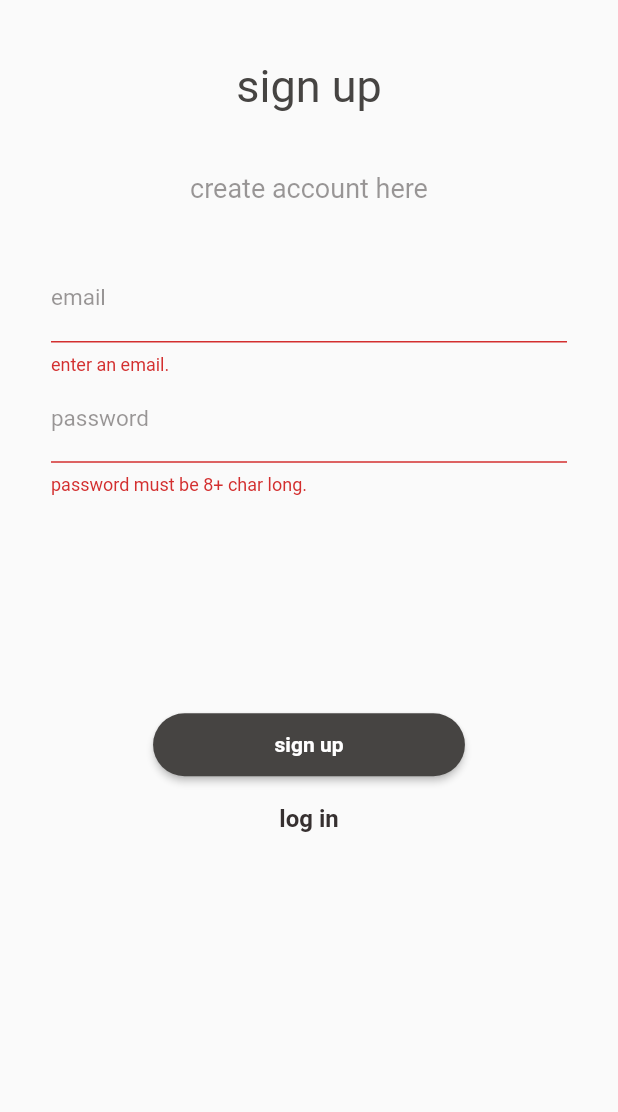
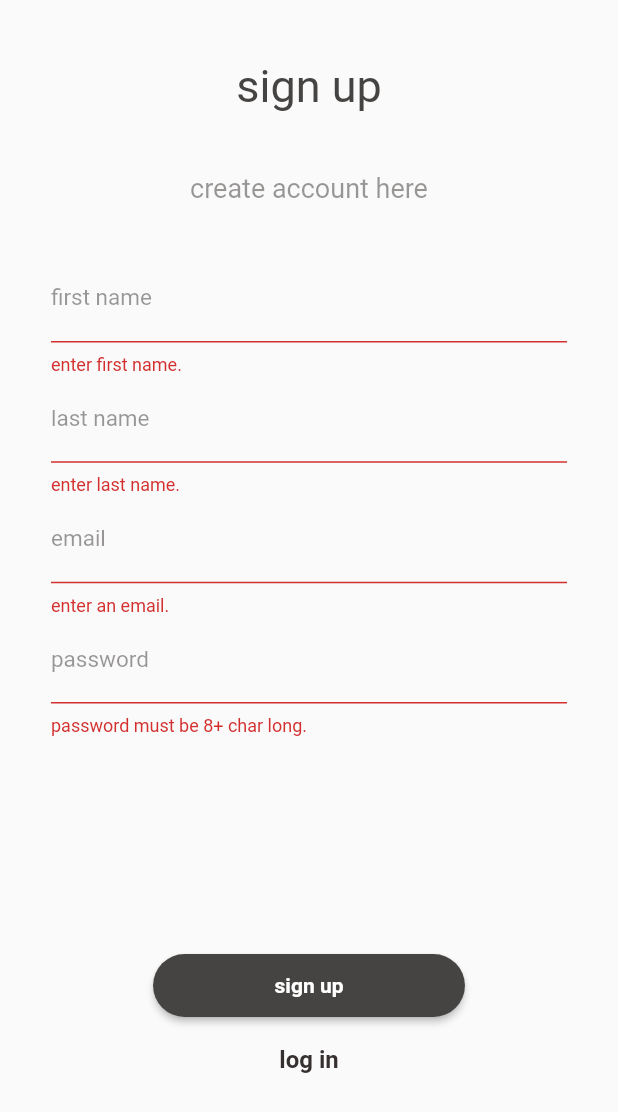
Before and after one commit to sandeeptank52/Flutter-Firebase-Demo, a Flutter app: the SignUp screen opened by its route, after a tap on "sign up", on a phone screen of 412 x 824 dp. Shown: the top 1112 px of the screen. Run offline on Flutter 3.47's test engine with Material 2 defaults, Android fonts, the phone set to English and light mode, and no system bars; our stand-ins replace cloud_firestore, firebase_auth, firebase_core, flutter_spinkit; accounts and stored records are empty.

Commit message:
added first name and last name in sign up

```diff
--- a/lib/services/auth_service.dart
+++ b/lib/services/auth_service.dart
@@ -26,11 +26,13 @@ class AuthService {
     }
   }
 
-  Future signUp(String email, String password) async {
+  Future signUp(
+      String name, String lName, String email, String password) async {
     try {
       UserCredential result = await _auth.createUserWithEmailAndPassword(
           email: email, password: password);
-      await FireStoreDatabaseService(result.user.uid).updateUserData(email);
+      await FireStoreDatabaseService(result.user.uid)
+          .updateUserData(email, name, lName);
       return _getAuthUser(result.user);
     } catch (e) {
       return "${e.toString()}";
--- a/lib/services/firestore_database_service.dart
+++ b/lib/services/firestore_database_service.dart
@@ -8,8 +8,10 @@ class FireStoreDatabaseService {
   final userReference = FirebaseFirestore.instance.collection("users");
   final newsReference = FirebaseFirestore.instance.collection("news");
 
-  Future updateUserData(String email) {
-    return userReference.doc(uid).set({'email': email});
+  Future updateUserData(String email, String fname, String lname) {
+    return userReference
+        .doc(uid)
+        .set({'email': email, 'first name': fname, 'last name': lname});
   }
 
   Stream<QuerySnapshot> get userDetail {
--- a/lib/ui/signup_page.dart
+++ b/lib/ui/signup_page.dart
@@ -15,6 +15,8 @@ class SignUp extends StatefulWidget {
 class _SignUpState extends State<SignUp> {
   var emailController = TextEditingController();
   var passwordController = TextEditingController();
+  var fNameController = TextEditingController();
+  var lNameController = TextEditingController();
 
   final _formKey = GlobalKey<FormState>();
 
@@ -51,8 +53,27 @@ class _SignUpState extends State<SignUp> {
                         key: _formKey,
                         child: Column(
                           children: [
-                            Container(
-                              child: TextFormField(
+                            TextFormField(
+                              validator: (value) =>
+                                  (value.isEmpty) ? "enter first name." : null,
+                              controller: fNameController,
+                              decoration: InputDecoration(
+                                  labelText: 'first name',
+                                  labelStyle: TextStyle(
+                                      fontSize: 15.0,
+                                      color: Color.fromRGBO(54, 48, 48, 0.5))),
+                            ),
+                            TextFormField(
+                              validator: (value) =>
+                                  (value.isEmpty) ? "enter last name." : null,
+                              controller: lNameController,
+                              decoration: InputDecoration(
+                                  labelText: 'last name',
+                                  labelStyle: TextStyle(
+                                      fontSize: 15.0,
+                                      color: Color.fromRGBO(54, 48, 48, 0.5))),
+                            ),
+                            TextFormField(
                               validator: (value) =>
                                   (value.isEmpty) ? "enter an email." : null,
                               controller: emailController,
@@ -60,12 +81,9 @@ class _SignUpState extends State<SignUp> {
                                   labelText: 'email',
                                   labelStyle: TextStyle(
                                       fontSize: 15.0,
-                                        color:
-                                            Color.fromRGBO(54, 48, 48, 0.5))),
+                                      color: Color.fromRGBO(54, 48, 48, 0.5))),
                             ),
-                            ),
-                            Container(
-                              child: TextFormField(
+                            TextFormField(
                               validator: (value) => (value.length < 8)
                                   ? "password must be 8+ char long."
                                   : null,
@@ -75,9 +93,7 @@ class _SignUpState extends State<SignUp> {
                                   labelText: 'password',
                                   labelStyle: TextStyle(
                                       fontSize: 15.0,
-                                        color:
-                                            Color.fromRGBO(54, 48, 48, 0.5))),
-                              ),
+                                      color: Color.fromRGBO(54, 48, 48, 0.5))),
                             ),
                             Container(
                               margin: EdgeInsets.only(top: 142.0),
@@ -104,6 +120,8 @@ class _SignUpState extends State<SignUp> {
                                       _isLoading = true;
                                     });
                                     context.read<AuthService>().signUp(
+                                        fNameController.text.toString(),
+                                        lNameController.text.toString(),
                                         emailController.text.toString(),
                                         passwordController.text.toString());
                                   } else {
```
Lines whose indentation alone changed are shown as unchanged.
